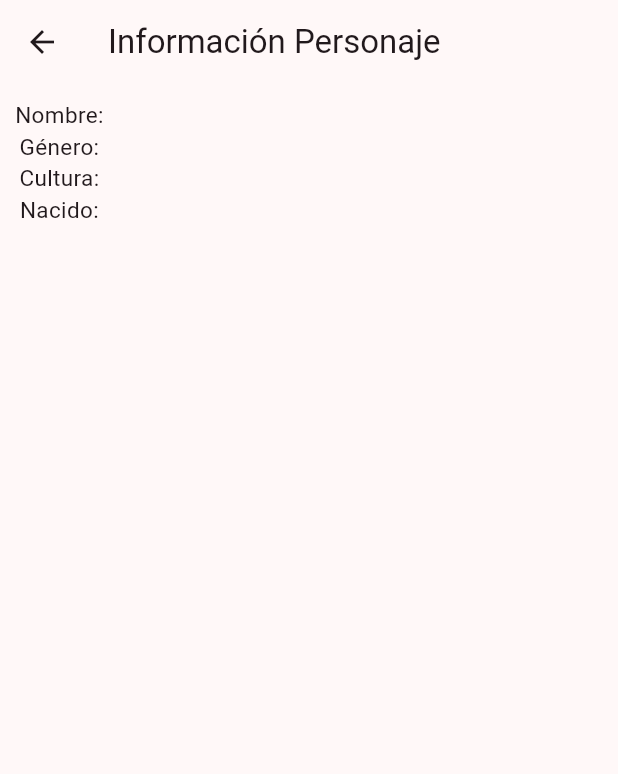
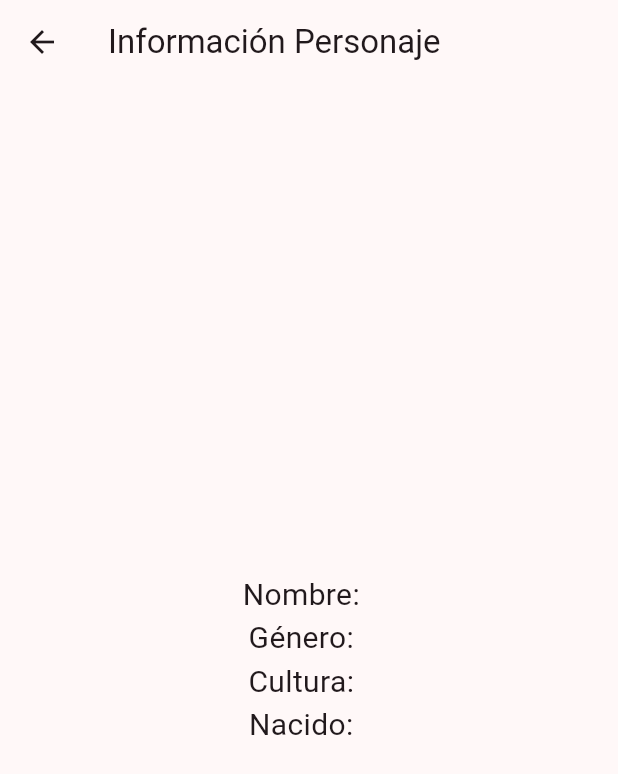
Before and after one commit to LorenaPJ/flutter_app_one, a Flutter app: the PantallaFichaDelPersonaje screen opened directly with empty values, on a phone screen of 412 x 824 dp. Shown: the top 774 px of the screen. Run offline on Flutter 3.47's test engine with Material 3 defaults, Android fonts, the phone set to English and light mode, and no system bars; network calls fail.

Commit message:
se ajusto un poco la estetica

```diff
--- a/lib/ficha_personaje.dart
+++ b/lib/ficha_personaje.dart
@@ -12,18 +12,20 @@ class PantallaFichaDelPersonaje extends StatelessWidget {
       appBar: AppBar(
         title: const Text('Información Personaje'),
       ),
-      body: Padding(
-        padding: const EdgeInsets.all(10),
-        child: Column(
-          crossAxisAlignment: CrossAxisAlignment.center, // Alinea horizontalmente los widgets
-          children: [
-            Text('Nombre:  ${character.nombre}', style: const TextStyle(fontSize: 15)),
-            Text('Género:  ${character.genero}', style: const TextStyle(fontSize: 15)),
-            Text('Cultura:  ${character.cultura}', style: const TextStyle(fontSize: 15)),
-            Text('Nacido:  ${character.nacido}', style: const TextStyle(fontSize: 15)),
-          ],
+     body: Center(
+        child: Padding(
+          padding: const EdgeInsets.all(10),
+          child: Column(
+            mainAxisAlignment: MainAxisAlignment.center, // Centra verticalmente
+            crossAxisAlignment: CrossAxisAlignment.center, // Centra horizontalmente
+            children: [
+              Text('Nombre:  ${character.nombre}', style: const TextStyle(fontSize: 20)),
+              Text('Género:  ${character.genero}', style: const TextStyle(fontSize: 20)),
+              Text('Cultura:  ${character.cultura}', style: const TextStyle(fontSize: 20)),
+              Text('Nacido:  ${character.nacido}', style: const TextStyle(fontSize: 20)),
+            ],
+          ),
         ),
-      ),
-    );
+    ));
   }
 }
--- a/lib/pantalla_personaje.dart
+++ b/lib/pantalla_personaje.dart
@@ -76,7 +76,7 @@ class _PantallaPersonajeState extends State<PantallaPersonaje> {
   */
     void mostrarListaFavoritos() {
       Navigator.of(context)
-          .push(MaterialPageRoute(builder: (context) => const PantallaPersonajesFavoritos(title: '',)));
+          .push(MaterialPageRoute(builder: (context) => const PantallaPersonajesFavoritos(title: '', personajesFavoritos: [],)));
     }
 
     @override
```
Also changed, not shown: lib/pantalla_lista_personajes.dart (+35 -58 lines), lib/pantalla_personajes_favoritos.dart (+8 -17 lines).
